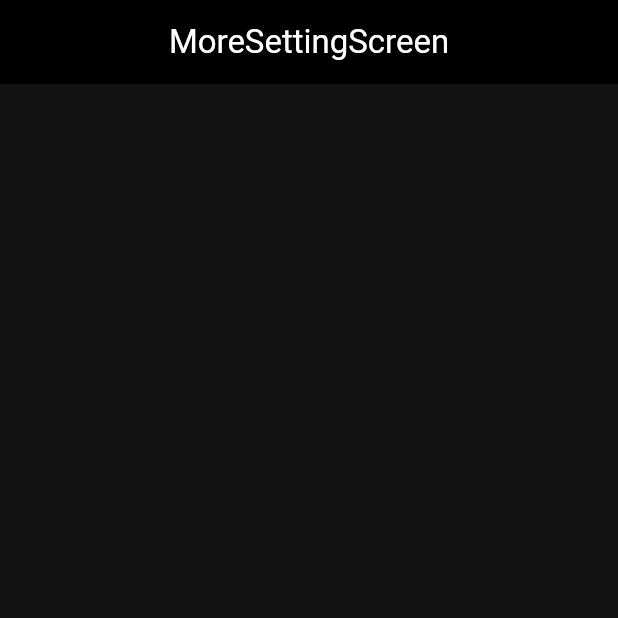
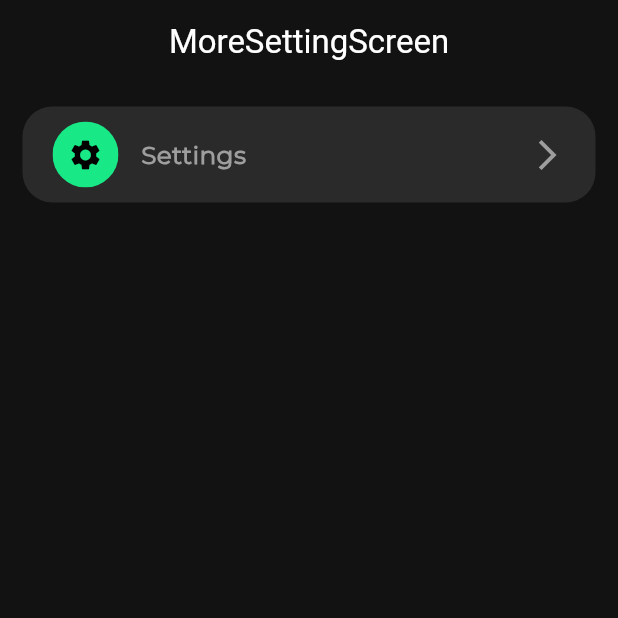
Before and after one commit to MahmoudElgaml/gym_system, a Flutter app: the MoreSettingScreen screen opened by its route, on a phone screen of 412 x 824 dp, the top half of it. Run offline on Flutter 3.47's test engine with Material 3 defaults, Android fonts, the phone set to English and light mode, and no system bars; our stand-ins replace bloc, carousel_slider, connectivity_plus, device_preview, dio, dropdown_button2 and 15 more; missing offline and left inert: bottom_picker, radio_group_v2; accounts and stored records are empty.

Commit message:
- finish list tile ui - fix issue of homeLayoutCubit

```diff
--- a/lib/config/routes/routes.dart
+++ b/lib/config/routes/routes.dart
@@ -5,7 +5,7 @@ import 'package:gym_system/features/auth/presentation/screens/sign_up/sign_up_sc
 import 'package:gym_system/features/home/home_screen.dart';
 import 'package:gym_system/features/home_layout/manger/cubit/home_layout_cubit.dart';
 import 'package:gym_system/features/home_layout/presentation/screens/home_layout_screen.dart';
-import 'package:gym_system/features/more_setting/more_setting.dart';
+import 'package:gym_system/features/more_setting/presentation/screens/more_setting.dart';
 import 'package:gym_system/features/profile/presentation/screen/profile_screen.dart';
 import 'package:gym_system/features/scan_qr/scan_qr_screen.dart';
 
--- a/lib/core/utils/app_color.dart
+++ b/lib/core/utils/app_color.dart
@@ -12,5 +12,6 @@ abstract class AppColor{
   static const Color blackColor= Colors.black;
   static const Color scaffoldBackgroundColor= Color(0xff121212);
   static const Color redColor= Colors.red;
+  static const Color listTileBackgroundColor= Color(0xff2a2a2a);
 
 }
--- a/lib/features/home_layout/manger/cubit/home_layout_cubit.dart
+++ b/lib/features/home_layout/manger/cubit/home_layout_cubit.dart
@@ -5,7 +5,7 @@ import 'package:gym_system/features/profile/presentation/screen/profile_screen.d
 import 'package:gym_system/features/scan_qr/scan_qr_screen.dart';
 import 'package:meta/meta.dart';
 
-import '../../../more_setting/more_setting.dart';
+import '../../../more_setting/presentation/screens/more_setting.dart';
 
 part 'home_layout_state.dart';
 
@@ -22,10 +22,10 @@ class HomeLayoutCubit extends Cubit<HomeLayoutState> {
         emit(ProfileScreenState());
         break;
       case 2:
-        emit(MoreSettingScreenState());
+        emit(ScanQrScreenState());
         break;
       case 3:
-        emit(ScanQrScreenState());
+        emit(MoreSettingScreenState());
         break;
     }
 
--- a/lib/features/more_setting/more_setting.dart
+++ /dev/null
@@ -1,14 +0,0 @@
-import 'package:flutter/material.dart';
-
-class MoreSettingScreen extends StatelessWidget {
-  const MoreSettingScreen({super.key});
-
-  @override
-  Widget build(BuildContext context) {
-    return Scaffold(
-      appBar: AppBar(
-        title: const Text('MoreSettingScreen'),
-      ),
-    );
-  }
-}
--- /dev/null
+++ b/lib/features/more_setting/presentation/screens/more_setting.dart
@@ -0,0 +1,80 @@
+import 'package:flutter/material.dart';
+import 'package:gap/gap.dart';
+import 'package:gym_system/core/utils/app_color.dart';
+import 'package:gym_system/core/utils/fonts.dart';
+
+class MoreSettingScreen extends StatelessWidget {
+  const MoreSettingScreen({super.key});
+
+  @override
+  Widget build(BuildContext context) {
+    return Scaffold(
+      appBar: AppBar(
+        title: const Text('MoreSettingScreen'),
+      ),
+      body:  Padding(
+        padding: EdgeInsets.all(15.0),
+        child: Column(
+          children: [
+            MoreItemListTile(
+              icon: Icons.settings,
+              title: 'Settings',
+              onTap: () {},
+            ),
+          ],
+        ),
+      ),
+    );
+  }
+}
+
+class MoreItemListTile extends StatelessWidget {
+  const MoreItemListTile({
+    super.key,
+    required this.title,
+    required this.icon,
+    required this.onTap,
+  });
+  final String title;
+  final IconData icon;
+  final void Function() onTap;
+
+  @override
+  Widget build(BuildContext context) {
+    return InkWell(
+      onTap: onTap,
+      child: Container(
+        padding: const EdgeInsets.symmetric(horizontal: 20, vertical: 10),
+        decoration: BoxDecoration(
+          borderRadius: BorderRadius.circular(20),
+          color: AppColor.listTileBackgroundColor,
+        ),
+        child: Row(
+          children: [
+            ClipOval(
+              child: Container(
+                color: AppColor.primaryColor,
+                padding: const EdgeInsets.all(10),
+                child: Icon(
+                  icon,
+                  color: AppColor.blackColor,
+                ),
+              ),
+            ),
+            const Gap(15),
+            Text(
+              title,
+              style: AppFonts.textBold16(context)
+                  .copyWith(color: AppColor.textGrayColor),
+            ),
+            const Spacer(),
+            const Icon(
+              Icons.arrow_forward_ios,
+              color: AppColor.textGrayColor,
+            ),
+          ],
+        ),
+      ),
+    );
+  }
+}
--- a/lib/main.dart
+++ b/lib/main.dart
@@ -24,7 +24,7 @@ class MyApp extends StatelessWidget {
         darkTheme: ThemeData(
             scaffoldBackgroundColor: AppColor.scaffoldBackgroundColor,
             appBarTheme: const AppBarTheme(
-              color: AppColor.blackColor,
+              color: AppColor.scaffoldBackgroundColor,
               foregroundColor: AppColor.whiteColor,
               centerTitle: true,
             )),
```
